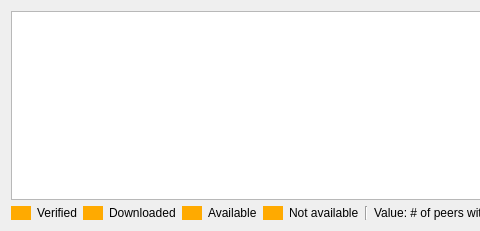
First picture: the form in src/widgets/torrentpiecemap.ui, repository setvisible/ArrowDL, before the edit; both pictures show x 0 to 480 and y 0 to 231 of the 777 by 231 pixel window.
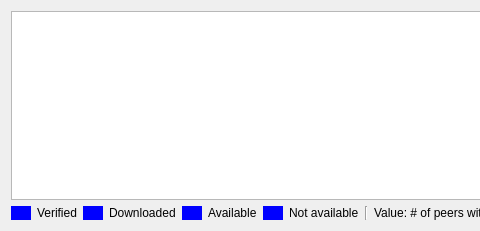
Second picture: the form after the edit.

Commit message: [UI] Fix color palette, stylesheets and image urls

Patch:
```diff
--- a/src/widgets/torrentpiecemap.ui
+++ b/src/widgets/torrentpiecemap.ui
@@ -40,7 +40,7 @@
            </size>
           </property>
           <property name="styleSheet">
-           <string notr="true">background-color: rgb(255, 170, 0);</string>
+           <string notr="true">background-color: palette(link);</string>
           </property>
          </widget>
         </item>
@@ -60,7 +60,7 @@
            </size>
           </property>
           <property name="styleSheet">
-           <string notr="true">background-color: rgb(255, 170, 0);</string>
+           <string notr="true">background-color: palette(link);</string>
           </property>
          </widget>
         </item>
@@ -80,7 +80,7 @@
            </size>
           </property>
           <property name="styleSheet">
-           <string notr="true">background-color: rgb(255, 170, 0);</string>
+           <string notr="true">background-color: palette(link);</string>
           </property>
          </widget>
         </item>
@@ -100,7 +100,7 @@
            </size>
           </property>
           <property name="styleSheet">
-           <string notr="true">background-color: rgb(255, 170, 0);</string>
+           <string notr="true">background-color: palette(link);</string>
           </property>
          </widget>
         </item>
```
The commit also changes 35 other files.
